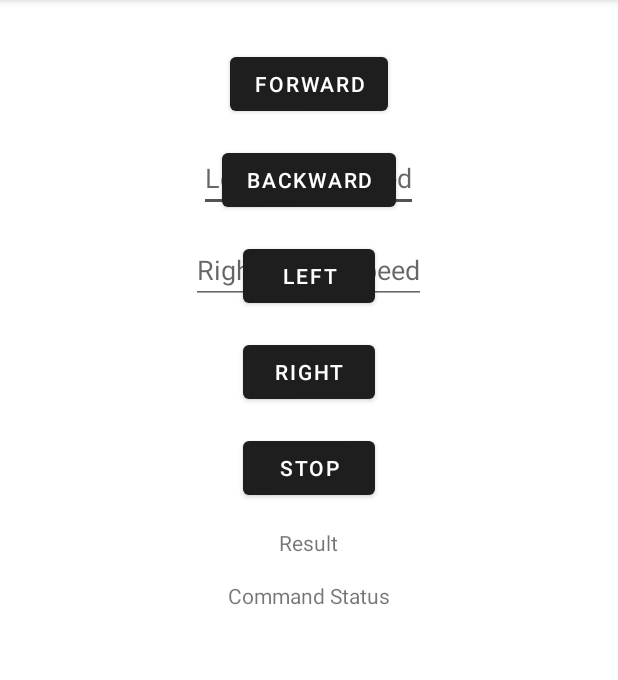
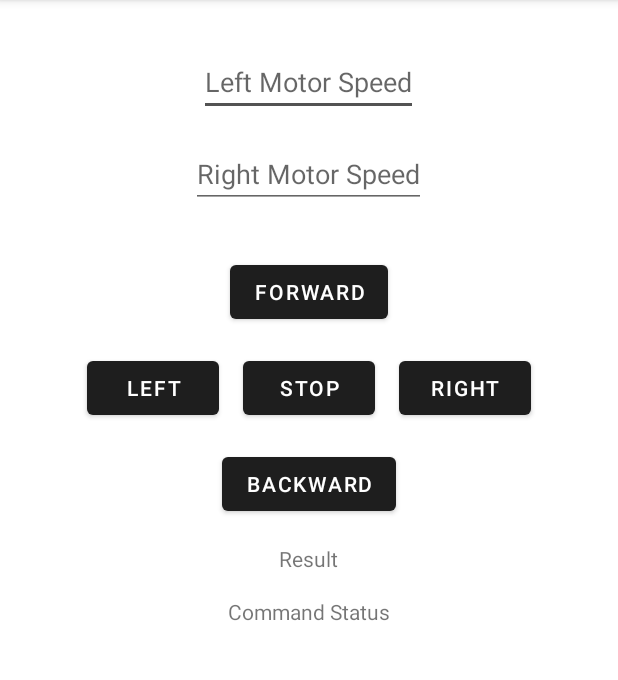
Before and after one commit to AEROQUADRA/AeroQuadra-BlackBox, an Android app: the CommandsActivity screen opened directly, with no data from a screen before it, on a phone screen of 412 x 824 dp, the part 84-764 px from its top. Run offline under Robolectric (Android 15) with nearby library versions, the phone set to English and light mode, and no system bars.

Commit message:
Updated commands screen layout

```diff
--- a/app/src/main/res/layout/activity_commands.xml
+++ b/app/src/main/res/layout/activity_commands.xml
@@ -5,16 +5,18 @@
     android:padding="16dp"
     tools:context=".CommandsActivity">
 
+    <!-- Left Motor Speed Input -->
     <EditText
         android:id="@+id/editLeftMotorSpeed"
         android:layout_width="wrap_content"
         android:layout_height="wrap_content"
         android:hint="Left Motor Speed"
         android:inputType="number"
-        android:layout_below="@+id/btnForward"
+        android:layout_alignParentTop="true"
         android:layout_centerHorizontal="true"
         android:layout_marginTop="16dp"/>
 
+    <!-- Right Motor Speed Input -->
     <EditText
         android:id="@+id/editRightMotorSpeed"
         android:layout_width="wrap_content"
@@ -25,59 +27,69 @@
         android:layout_centerHorizontal="true"
         android:layout_marginTop="16dp"/>
 
+    <!-- Forward Button -->
     <Button
         android:id="@+id/btnForward"
         android:layout_width="wrap_content"
         android:layout_height="wrap_content"
         android:text="Forward"
+        android:layout_below="@+id/editRightMotorSpeed"
+        android:layout_centerHorizontal="true"
+        android:layout_marginTop="32dp"/>
+
+    <!-- Left Button -->
+    <Button
+        android:id="@+id/btnLeft"
+        android:layout_width="wrap_content"
+        android:layout_height="wrap_content"
+        android:text="Left"
+        android:layout_below="@+id/btnForward"
+        android:layout_toLeftOf="@+id/btnStop"
+        android:layout_marginEnd="16dp"
+        android:layout_marginTop="16dp"/>
+
+    <!-- Stop Button -->
+    <Button
+        android:id="@+id/btnStop"
+        android:layout_width="wrap_content"
+        android:layout_height="wrap_content"
+        android:text="Stop"
+        android:layout_below="@+id/btnForward"
         android:layout_centerHorizontal="true"
         android:layout_marginTop="16dp"/>
 
+    <!-- Right Button -->
+    <Button
+        android:id="@+id/btnRight"
+        android:layout_width="wrap_content"
+        android:layout_height="wrap_content"
+        android:text="Right"
+        android:layout_below="@+id/btnForward"
+        android:layout_toRightOf="@+id/btnStop"
+        android:layout_marginStart="16dp"
+        android:layout_marginTop="16dp"/>
+
+    <!-- Backward Button -->
     <Button
         android:id="@+id/btnBackward"
         android:layout_width="wrap_content"
         android:layout_height="wrap_content"
         android:text="Backward"
-        android:layout_below="@+id/btnForward"
-        android:layout_marginTop="16dp"
-        android:layout_centerHorizontal="true"/>
+        android:layout_below="@+id/btnStop"
+        android:layout_centerHorizontal="true"
+        android:layout_marginTop="16dp"/>
 
-    <Button
-        android:id="@+id/btnLeft"
-        android:layout_width="wrap_content"
-        android:layout_height="wrap_content"
-        android:text="Left"
-        android:layout_below="@+id/btnBackward"
-        android:layout_marginTop="16dp"
-        android:layout_centerHorizontal="true"/>
-
-    <Button
-        android:id="@+id/btnRight"
-        android:layout_width="wrap_content"
-        android:layout_height="wrap_content"
-        android:text="Right"
-        android:layout_below="@+id/btnLeft"
-        android:layout_marginTop="16dp"
-        android:layout_centerHorizontal="true"/>
-
-    <Button
-        android:id="@+id/btnStop"
-        android:layout_width="wrap_content"
-        android:layout_height="wrap_content"
-        android:text="Stop"
-        android:layout_below="@+id/btnRight"
-        android:layout_marginTop="16dp"
-        android:layout_centerHorizontal="true"/>
-
+    <!-- Result TextView -->
     <TextView
         android:id="@+id/txtResult"
         android:layout_width="wrap_content"
         android:layout_height="wrap_content"
         android:text="Result"
-        android:layout_below="@+id/btnStop"
+        android:layout_below="@+id/btnBackward"
         android:layout_marginTop="16dp"
         android:layout_centerHorizontal="true"/>
 
+    <!-- Command Status TextView -->
     <TextView
         android:id="@+id/txtCommandStatus"
         android:layout_width="wrap_content"
```
